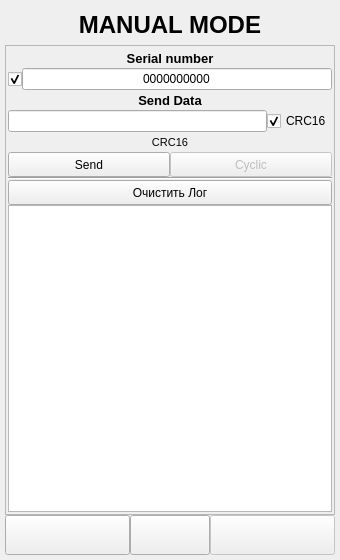
Old version of the form ANDROID_FORMS/hands_enter_form.ui in the repository DavidSiegman/PLC_RF_Configurator.
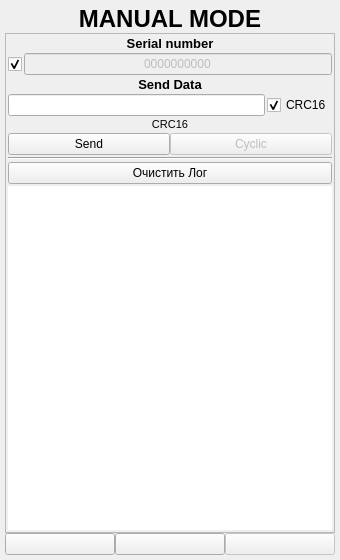
New version of the form. Icons and pictures are not drawn.

Commit message: 25.11.2018 20:12: Resize, Design, Sniffer mode

Patch:
```diff
--- a/ANDROID_FORMS/hands_enter_form.ui
+++ b/ANDROID_FORMS/hands_enter_form.ui
@@ -32,7 +32,7 @@
    <item>
     <widget class="QLabel" name="label_1">
      <property name="sizePolicy">
-      <sizepolicy hsizetype="Minimum" vsizetype="Minimum">
+      <sizepolicy hsizetype="Expanding" vsizetype="Minimum">
        <horstretch>0</horstretch>
        <verstretch>0</verstretch>
       </sizepolicy>
@@ -40,7 +40,7 @@
      <property name="minimumSize">
       <size>
        <width>0</width>
-       <height>40</height>
+       <height>0</height>
       </size>
      </property>
      <property name="font">
@@ -73,12 +73,12 @@
         <x>0</x>
         <y>0</y>
         <width>328</width>
-        <height>466</height>
+        <height>468</height>
        </rect>
       </property>
       <layout class="QVBoxLayout" name="verticalLayout_3">
        <property name="spacing">
-        <number>0</number>
+        <number>2</number>
        </property>
        <property name="leftMargin">
         <number>2</number>
@@ -98,7 +98,7 @@
           <bool>true</bool>
          </property>
          <property name="sizePolicy">
-          <sizepolicy hsizetype="Minimum" vsizetype="Minimum">
+          <sizepolicy hsizetype="Expanding" vsizetype="Minimum">
            <horstretch>0</horstretch>
            <verstretch>0</verstretch>
           </sizepolicy>
@@ -106,7 +106,7 @@
          <property name="minimumSize">
           <size>
            <width>0</width>
-           <height>20</height>
+           <height>0</height>
           </size>
          </property>
          <property name="font">
@@ -127,6 +127,9 @@
        </item>
        <item>
         <layout class="QHBoxLayout" name="horizontalLayout_5">
+         <property name="spacing">
+          <number>2</number>
+         </property>
          <item>
           <widget class="QCheckBox" name="SN_ENABLE">
            <property name="enabled">
@@ -141,7 +144,7 @@
            <property name="minimumSize">
             <size>
              <width>0</width>
-             <height>20</height>
+             <height>0</height>
             </size>
            </property>
            <property name="text">
@@ -155,10 +158,10 @@
          <item>
           <widget class="QLineEdit" name="SN_TEXT">
            <property name="enabled">
-            <bool>true</bool>
+            <bool>false</bool>
            </property>
            <property name="sizePolicy">
-            <sizepolicy hsizetype="Minimum" vsizetype="Minimum">
+            <sizepolicy hsizetype="Expanding" vsizetype="Minimum">
              <horstretch>0</horstretch>
              <verstretch>0</verstretch>
             </sizepolicy>
@@ -166,7 +169,7 @@
            <property name="minimumSize">
             <size>
              <width>0</width>
-             <height>20</height>
+             <height>0</height>
             </size>
            </property>
            <property name="font">
@@ -187,7 +190,7 @@
        <item>
         <widget class="QLabel" name="label_3">
          <property name="sizePolicy">
-          <sizepolicy hsizetype="Minimum" vsizetype="Minimum">
+          <sizepolicy hsizetype="Expanding" vsizetype="Minimum">
            <horstretch>0</horstretch>
            <verstretch>0</verstretch>
           </sizepolicy>
@@ -195,7 +198,7 @@
          <property name="minimumSize">
           <size>
            <width>0</width>
-           <height>20</height>
+           <height>0</height>
           </size>
          </property>
          <property name="font">
@@ -216,13 +219,16 @@
        </item>
        <item>
         <layout class="QHBoxLayout" name="horizontalLayout">
+         <property name="spacing">
+          <number>2</number>
+         </property>
          <item>
           <widget class="QLineEdit" name="cEnterText">
            <property name="enabled">
             <bool>true</bool>
            </property>
            <property name="sizePolicy">
-            <sizepolicy hsizetype="Minimum" vsizetype="Minimum">
+            <sizepolicy hsizetype="Expanding" vsizetype="Minimum">
              <horstretch>0</horstretch>
              <verstretch>0</verstretch>
             </sizepolicy>
@@ -230,7 +236,7 @@
            <property name="minimumSize">
             <size>
              <width>0</width>
-             <height>20</height>
+             <height>0</height>
             </size>
            </property>
            <property name="font">
@@ -254,7 +260,7 @@
            <property name="minimumSize">
             <size>
              <width>0</width>
-             <height>20</height>
+             <height>0</height>
             </size>
            </property>
            <property name="maximumSize">
@@ -284,7 +290,7 @@
           <bool>true</bool>
          </property>
          <property name="sizePolicy">
-          <sizepolicy hsizetype="Minimum" vsizetype="Minimum">
+          <sizepolicy hsizetype="Expanding" vsizetype="Minimum">
            <horstretch>0</horstretch>
            <verstretch>0</verstretch>
           </sizepolicy>
@@ -292,7 +298,7 @@
          <property name="minimumSize">
           <size>
            <width>0</width>
-           <height>20</height>
+           <height>0</height>
           </size>
          </property>
          <property name="maximumSize">
@@ -326,7 +332,7 @@
             <bool>true</bool>
            </property>
            <property name="sizePolicy">
-            <sizepolicy hsizetype="Minimum" vsizetype="Minimum">
+            <sizepolicy hsizetype="Expanding" vsizetype="Minimum">
              <horstretch>0</horstretch>
              <verstretch>0</verstretch>
             </sizepolicy>
@@ -334,7 +340,7 @@
            <property name="minimumSize">
             <size>
              <width>0</width>
-             <height>25</height>
+             <height>0</height>
             </size>
            </property>
            <property name="maximumSize">
@@ -354,12 +360,12 @@
           </widget>
          </item>
          <item>
-          <widget class="QToolButton" name="Cyclic">
+          <widget class="QPushButton" name="Cyclic">
            <property name="enabled">
             <bool>false</bool>
            </property>
            <property name="sizePolicy">
-            <sizepolicy hsizetype="Minimum" vsizetype="Minimum">
+            <sizepolicy hsizetype="Expanding" vsizetype="Minimum">
              <horstretch>0</horstretch>
              <verstretch>0</verstretch>
             </sizepolicy>
@@ -367,7 +373,7 @@
            <property name="minimumSize">
             <size>
              <width>0</width>
-             <height>25</height>
+             <height>0</height>
             </size>
            </property>
            <property name="maximumSize">
@@ -390,9 +396,6 @@
            <property name="checked">
             <bool>false</bool>
            </property>
-           <property name="popupMode">
-            <enum>QToolButton::DelayedPopup</enum>
-           </property>
           </widget>
          </item>
         </layout>
@@ -407,7 +410,7 @@
        <item>
         <widget class="QPushButton" name="ClearConsole">
          <property name="sizePolicy">
-          <sizepolicy hsizetype="Minimum" vsizetype="Minimum">
+          <sizepolicy hsizetype="Expanding" vsizetype="Minimum">
            <horstretch>0</horstretch>
            <verstretch>0</verstretch>
           </sizepolicy>
@@ -415,7 +418,7 @@
          <property name="minimumSize">
           <size>
            <width>0</width>
-           <height>25</height>
+           <height>0</height>
           </size>
          </property>
          <property name="font">
@@ -435,6 +438,12 @@
            <pointsize>7</pointsize>
           </font>
          </property>
+         <property name="styleSheet">
+          <string notr="true">border: none;</string>
+         </property>
+         <property name="readOnly">
+          <bool>true</bool>
+         </property>
         </widget>
        </item>
       </layout>
@@ -449,7 +458,7 @@
      <item>
       <widget class="QPushButton" name="Back">
        <property name="sizePolicy">
-        <sizepolicy hsizetype="Minimum" vsizetype="Minimum">
+        <sizepolicy hsizetype="Expanding" vsizetype="Minimum">
          <horstretch>0</horstretch>
          <verstretch>0</verstretch>
         </sizepolicy>
@@ -457,7 +466,7 @@
        <property name="minimumSize">
         <size>
          <width>0</width>
-         <height>25</height>
+         <height>0</height>
         </size>
        </property>
        <property name="text">
@@ -478,20 +487,20 @@
      <item>
       <widget class="QPushButton" name="btnSettings">
        <property name="sizePolicy">
-        <sizepolicy hsizetype="Minimum" vsizetype="Minimum">
+        <sizepolicy hsizetype="Expanding" vsizetype="Minimum">
          <horstretch>0</horstretch>
          <verstretch>0</verstretch>
         </sizepolicy>
        </property>
        <property name="minimumSize">
         <size>
-         <width>40</width>
-         <height>40</height>
+         <width>0</width>
+         <height>0</height>
         </size>
        </property>
        <property name="maximumSize">
         <size>
-         <width>80</width>
+         <width>16777215</width>
          <height>16777215</height>
         </size>
        </property>
@@ -519,7 +528,7 @@
         <bool>false</bool>
        </property>
        <property name="sizePolicy">
-        <sizepolicy hsizetype="Minimum" vsizetype="Minimum">
+        <sizepolicy hsizetype="Expanding" vsizetype="Minimum">
          <horstretch>0</horstretch>
          <verstretch>0</verstretch>
         </sizepolicy>
@@ -527,7 +536,7 @@
        <property name="minimumSize">
         <size>
          <width>0</width>
-         <height>35</height>
+         <height>0</height>
         </size>
        </property>
        <property name="text">
```
The commit also changes 27 other files.
